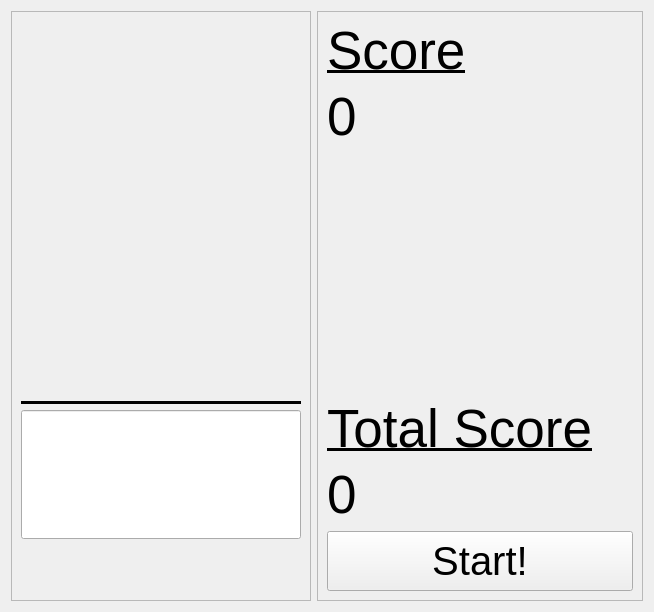
jadamwilson2/MathFlash, file ui_flashCardsGame.ui: the form before one commit.
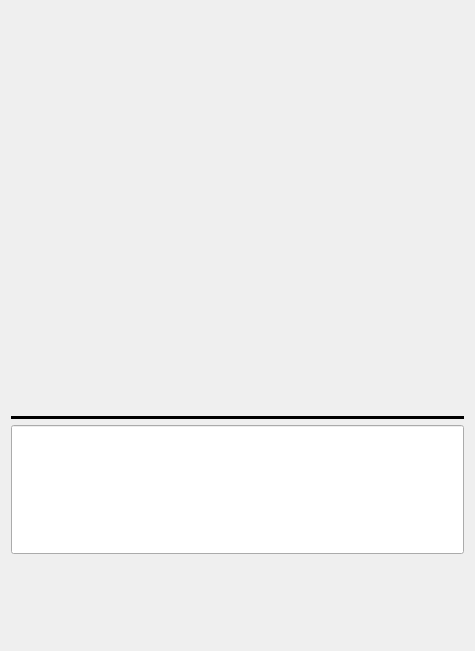
The form after the commit.

Commit message: added scores and levels, getting ready for box scores

Diff of the .ui file:
```diff
--- a/ui_flashCardsGame.ui
+++ b/ui_flashCardsGame.ui
@@ -6,30 +6,15 @@
    <rect>
     <x>0</x>
     <y>0</y>
-    <width>654</width>
-    <height>511</height>
+    <width>475</width>
+    <height>651</height>
    </rect>
   </property>
   <property name="windowTitle">
    <string>Flash Cards</string>
   </property>
-  <layout class="QHBoxLayout" name="horizontalLayout">
-   <item>
-    <widget class="QFrame" name="frame">
-     <property name="maximumSize">
-      <size>
-       <width>300</width>
-       <height>16777215</height>
-      </size>
-     </property>
-     <property name="frameShape">
-      <enum>QFrame::StyledPanel</enum>
-     </property>
-     <property name="frameShadow">
-      <enum>QFrame::Raised</enum>
-     </property>
-     <layout class="QVBoxLayout" name="verticalLayout" stretch="1,1,0,0,0">
-      <item>
+  <layout class="QGridLayout" name="gridLayout_2">
+   <item row="0" column="1">
        <widget class="QLabel" name="valATxt">
         <property name="font">
          <font>
@@ -44,7 +29,7 @@
         </property>
        </widget>
       </item>
-      <item>
+   <item row="1" column="1">
        <widget class="QLabel" name="valBTxt">
         <property name="font">
          <font>
@@ -59,7 +44,13 @@
         </property>
        </widget>
       </item>
-      <item>
+   <item row="0" column="0">
+    <widget class="QWidget" name="picA" native="true"/>
+   </item>
+   <item row="1" column="0">
+    <widget class="QWidget" name="picB" native="true"/>
+   </item>
+   <item row="2" column="0" colspan="2">
        <widget class="Line" name="line">
         <property name="frameShadow">
          <enum>QFrame::Plain</enum>
@@ -75,7 +66,7 @@
         </property>
        </widget>
       </item>
-      <item>
+   <item row="3" column="0" colspan="2">
        <widget class="QLineEdit" name="ansBox">
         <property name="font">
          <font>
@@ -87,8 +78,14 @@
         </property>
        </widget>
       </item>
-      <item>
+   <item row="4" column="0" colspan="2">
        <widget class="QLabel" name="feedbackLabel">
+     <property name="maximumSize">
+      <size>
+       <width>16777215</width>
+       <height>80</height>
+      </size>
+     </property>
         <property name="font">
          <font>
           <pointsize>30</pointsize>
@@ -103,108 +100,6 @@
         <property name="alignment">
          <set>Qt::AlignCenter</set>
         </property>
-       </widget>
-      </item>
-     </layout>
-    </widget>
-   </item>
-   <item>
-    <widget class="QFrame" name="frame_2">
-     <property name="frameShape">
-      <enum>QFrame::StyledPanel</enum>
-     </property>
-     <property name="frameShadow">
-      <enum>QFrame::Raised</enum>
-     </property>
-     <layout class="QVBoxLayout" name="verticalLayout_2">
-      <item>
-       <widget class="QLabel" name="label">
-        <property name="font">
-         <font>
-          <pointsize>40</pointsize>
-          <underline>true</underline>
-         </font>
-        </property>
-        <property name="text">
-         <string>Score</string>
-        </property>
-       </widget>
-      </item>
-      <item>
-       <widget class="QLabel" name="curScoreTxt">
-        <property name="font">
-         <font>
-          <pointsize>40</pointsize>
-         </font>
-        </property>
-        <property name="text">
-         <string>0</string>
-        </property>
-       </widget>
-      </item>
-      <item>
-       <spacer name="verticalSpacer_2">
-        <property name="orientation">
-         <enum>Qt::Vertical</enum>
-        </property>
-        <property name="sizeHint" stdset="0">
-         <size>
-          <width>20</width>
-          <height>40</height>
-         </size>
-        </property>
-       </spacer>
-      </item>
-      <item>
-       <widget class="QLabel" name="label_2">
-        <property name="font">
-         <font>
-          <pointsize>40</pointsize>
-          <underline>true</underline>
-         </font>
-        </property>
-        <property name="text">
-         <string>Total Score</string>
-        </property>
-       </widget>
-      </item>
-      <item>
-       <widget class="QLabel" name="totalScoreTxt">
-        <property name="font">
-         <font>
-          <pointsize>40</pointsize>
-         </font>
-        </property>
-        <property name="text">
-         <string>0</string>
-        </property>
-       </widget>
-      </item>
-      <item>
-       <widget class="QPushButton" name="startBtn">
-        <property name="sizePolicy">
-         <sizepolicy hsizetype="Minimum" vsizetype="Fixed">
-          <horstretch>0</horstretch>
-          <verstretch>1</verstretch>
-         </sizepolicy>
-        </property>
-        <property name="minimumSize">
-         <size>
-          <width>0</width>
-          <height>60</height>
-         </size>
-        </property>
-        <property name="font">
-         <font>
-          <pointsize>30</pointsize>
-         </font>
-        </property>
-        <property name="text">
-         <string>Start!</string>
-        </property>
-       </widget>
-      </item>
-     </layout>
     </widget>
    </item>
   </layout>
```
Left out of the diff: 2 changed lines with no effect on the pictures. Lines whose indentation alone changed are shown as unchanged. The commit also changes 9 other files.
